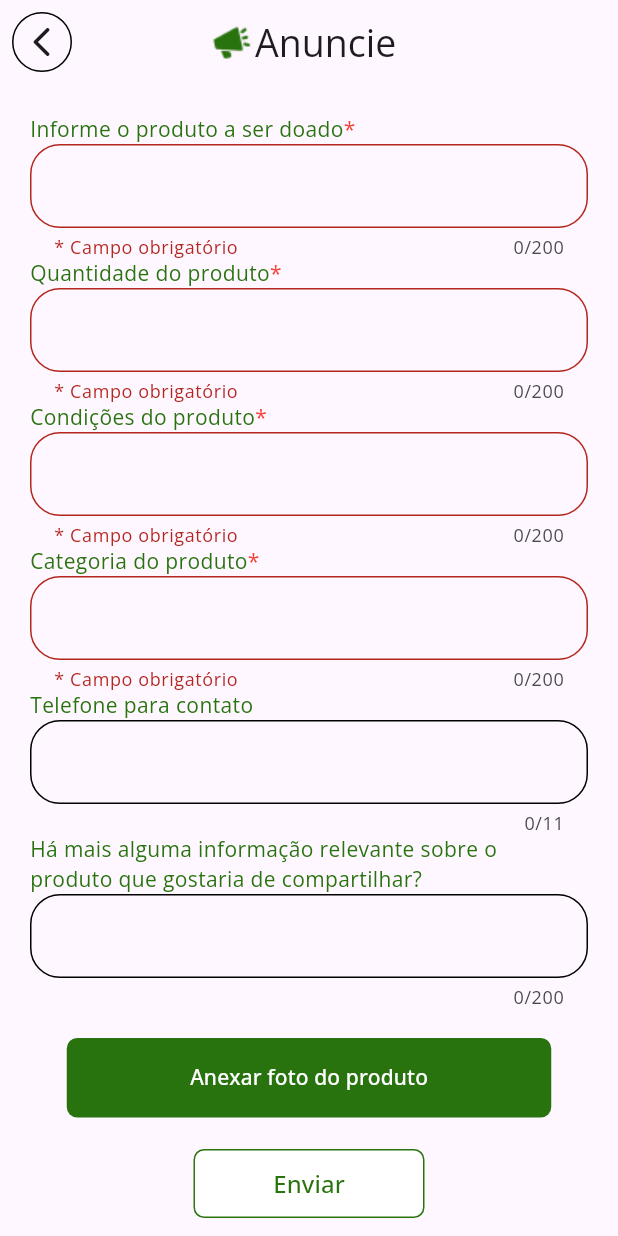
After one commit to gui-henri/cint, a Flutter app: the AnuncioForm screen opened directly, after a tap on "Enviar", on a phone screen of 412 x 824 dp. The commit adds this screen. Run offline on Flutter 3.47's test engine with Material 3 defaults, Android fonts, the light colour scheme and no system bars; our stand-ins replace carousel_slider, flutter_dotenv, flutter_speed_dial, google_fonts, google_sign_in, image_picker and 1 more; missing offline and left inert: google_sign_in_web; accounts and stored records are empty.

Commit message:
add anuncio form

```diff
--- a/lib/pages/home.page.dart
+++ b/lib/pages/home.page.dart
@@ -5,6 +5,7 @@ import '../components/main_title.dart';
 import '../components/org_button.dart';
 import '../components/header.dart';
 import '../components/footer.dart';
+import 'posts/anuncio_form.dart';
 
 class HomePage extends StatefulWidget {
   const HomePage({super.key});
@@ -149,7 +150,12 @@ class _HomePageState extends State<HomePage> {
           SpeedDialChild(
             child: const Icon(Icons.post_add_outlined),
             label: 'Criar oferta',
-            onTap: () => {},
+            onTap: () => {
+              Navigator.push(
+                context,
+                MaterialPageRoute(builder: (context) => AnuncioForm()),
+              ),
+            },
             shape: const CircleBorder(),
             labelStyle: const TextStyle(
               fontSize: 12,
--- /dev/null
+++ b/lib/pages/posts/anuncio_form.dart
@@ -0,0 +1,205 @@
+import 'package:flutter/material.dart';
+import 'package:image_picker/image_picker.dart';
+import 'dart:io';
+
+class AnuncioForm extends StatefulWidget {
+  const AnuncioForm({super.key});
+
+  @override
+  State<AnuncioForm> createState() => _AnuncioFormState();
+}
+
+class _AnuncioFormState extends State<AnuncioForm> {
+  final _formKey = GlobalKey<FormState>();
+
+  File? _image;
+
+  Future<void> _pickImage() async {
+    final picker = ImagePicker();
+    final pickedImage = await picker.pickImage(source: ImageSource.gallery);
+    if (pickedImage != null) {
+      setState(() {
+        _image = File(pickedImage.path);
+      });
+    }
+  }
+
+  @override
+  Widget build(BuildContext context) {
+    return Scaffold(
+      appBar: AppBar(
+        leading: IconButton(
+          icon: Icon(Icons.arrow_back_ios_rounded),
+          style: ButtonStyle(
+              shape: MaterialStateProperty.all(CircleBorder(
+            side: BorderSide(
+              width: 1,
+              color: Colors.black,
+            ),
+          ))),
+          onPressed: () {
+            Navigator.pop(context);
+          },
+        ),
+        title: FractionallySizedBox(
+          widthFactor: 0.8,
+          child: Row(
+            mainAxisAlignment: MainAxisAlignment.center,
+            crossAxisAlignment: CrossAxisAlignment.end,
+            children: [
+              Image.asset('assets/icons/icon-megaphone-solid.png'),
+              Text(
+                'Anuncie',
+                style: TextStyle(fontSize: 25),
+              ),
+            ],
+          ),
+        ),
+      ),
+      body: SingleChildScrollView(
+        child: Column(
+          children: [
+            Padding(
+              padding: const EdgeInsets.all(20.0),
+              child: Form(
+                key: _formKey,
+                child: Column(
+                  children: [
+                    CampoTexto('Informe o produto a ser doado', true),
+                    CampoTexto('Quantidade do produto', true),
+                    CampoTexto('Condições do produto', true),
+                    CampoTexto('Categoria do produto', true),
+                    CampoTexto('Telefone para contato', false,
+                        size: 11, keyboard: TextInputType.number),
+                    CampoTexto(
+                        'Há mais alguma informação relevante sobre o\nproduto que gostaria de compartilhar?',
+                        false),
+                  ],
+                ),
+              ),
+            ),
+            BotaoFoto(),
+            SizedBox(
+              height: 20,
+            ),
+            BotaoEnviar(),
+            SizedBox(
+              height: 20,
+            ),
+          ],
+        ),
+      ),
+    );
+  }
+
+  void enviarForm() {
+    if (_formKey.currentState!.validate()) {
+      Navigator.pushNamed(context, '/home');
+    }
+  }
+
+  Widget BotaoEnviar() {
+    return TextButton(
+      onPressed: () {
+        enviarForm();
+      },
+      style: ButtonStyle(
+        backgroundColor: MaterialStateProperty.all<Color>(Colors.white),
+        shape: MaterialStateProperty.all<RoundedRectangleBorder>(
+          RoundedRectangleBorder(
+            borderRadius: BorderRadius.circular(7.0),
+            side: BorderSide(
+              width: 1,
+              color: const Color(0xFF28730E),
+            ),
+          ),
+        ),
+      ),
+      child: Container(
+        width: 130,
+        height: 30,
+        child: Center(
+          child: Text(
+            'Enviar',
+            style: TextStyle(
+              color: const Color(0xFF28730E),
+              fontSize: 16.0,
+            ),
+          ),
+        ),
+      ),
+    );
+  }
+
+  Widget BotaoFoto() {
+    return TextButton(
+      child: Container(
+        height: 37,
+        width: 299,
+        child: Center(
+          child: Text('Anexar foto do produto'),
+        ),
+      ),
+      style: ButtonStyle(
+        foregroundColor: MaterialStatePropertyAll(Colors.white),
+        backgroundColor: MaterialStatePropertyAll(const Color(0xFF28730E)),
+        shape: MaterialStateProperty.all<RoundedRectangleBorder>(
+          RoundedRectangleBorder(
+            borderRadius: BorderRadius.circular(7.0),
+          ),
+        ),
+      ),
+      onPressed: () {
+        _pickImage();
+      },
+    );
+  }
+}
+
+Widget CampoTexto(String label, bool obrigatorio,
+    {int size = 200, var keyboard = TextInputType.text}) {
+  return Column(children: [
+    Row(
+      children: [
+        Text(
+          label,
+          style: TextStyle(
+            color: const Color(0xFF28730E),
+          ),
+        ),
+        (obrigatorio)
+            ? Text(
+                '*',
+                style: TextStyle(color: Colors.red),
+              )
+            : Text(''),
+      ],
+    ),
+    TextFormField(
+      keyboardType: TextInputType.number,
+      maxLines: null,
+      maxLength: size,
+      decoration: InputDecoration(
+        border: OutlineInputBorder(
+          borderRadius: BorderRadius.circular(20.0),
+        ),
+        focusedBorder: OutlineInputBorder(
+          borderSide: BorderSide(color: Colors.grey),
+          borderRadius: BorderRadius.circular(20.0),
+        ),
+        enabledBorder: OutlineInputBorder(
+          borderSide: BorderSide(color: Colors.black),
+          borderRadius: BorderRadius.circular(20.0),
+        ),
+      ),
+      validator: (String? value) {
+        if (value!.isEmpty) {
+          if (obrigatorio == true) {
+            return "* Campo obrigatório";
+          }
+        }
+        return null;
+      },
+    ),
+  ]);
+}
--- a/lib/pages/posts/minhas_ofertas.dart
+++ b/lib/pages/posts/minhas_ofertas.dart
@@ -3,6 +3,7 @@ import 'package:cint/routes.dart';
 
 import '../../components/footer.dart';
 import '../../components/header.dart';
+import 'anuncio_form.dart';
 
 class MinhasOfertas extends StatefulWidget {
   const MinhasOfertas({super.key});
@@ -32,7 +33,12 @@ class _MinhasOfertasState extends State<MinhasOfertas> {
         width: 60,
         height: 60,
         child: FloatingActionButton(
-          onPressed: () {},
+          onPressed: () {
+            Navigator.push(
+              context,
+              MaterialPageRoute(builder: (context) => AnuncioForm()),
+            );
+          },
           foregroundColor: Colors.white,
           backgroundColor: const Color(0xFF6EB855),
           child: Icon(Icons.add),
--- a/pubspec.yaml
+++ b/pubspec.yaml
@@ -16,6 +16,7 @@ dependencies:
   google_sign_in: ^6.2.1
   flutter_dotenv:
   google_sign_in_web: ^0.12.4
+  image_picker: ^1.1.1
 
 dev_dependencies:
   flutter_test:
```
Also changed, not shown: assets/icons/icon-megaphone-solid.png (added), pubspec.lock, 1 other file.
